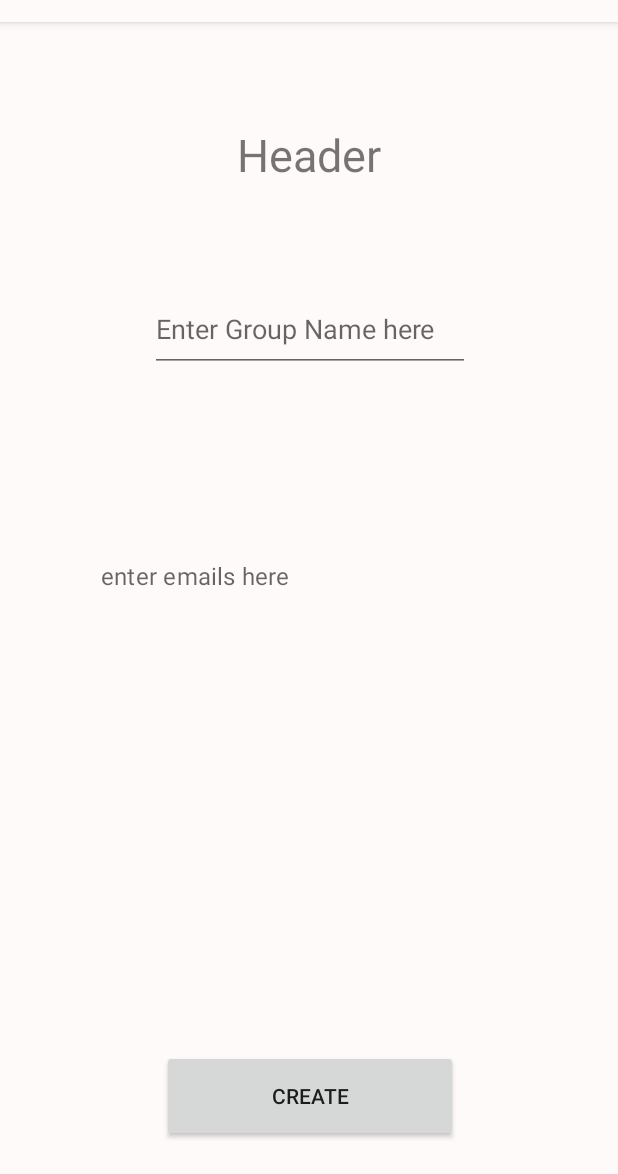
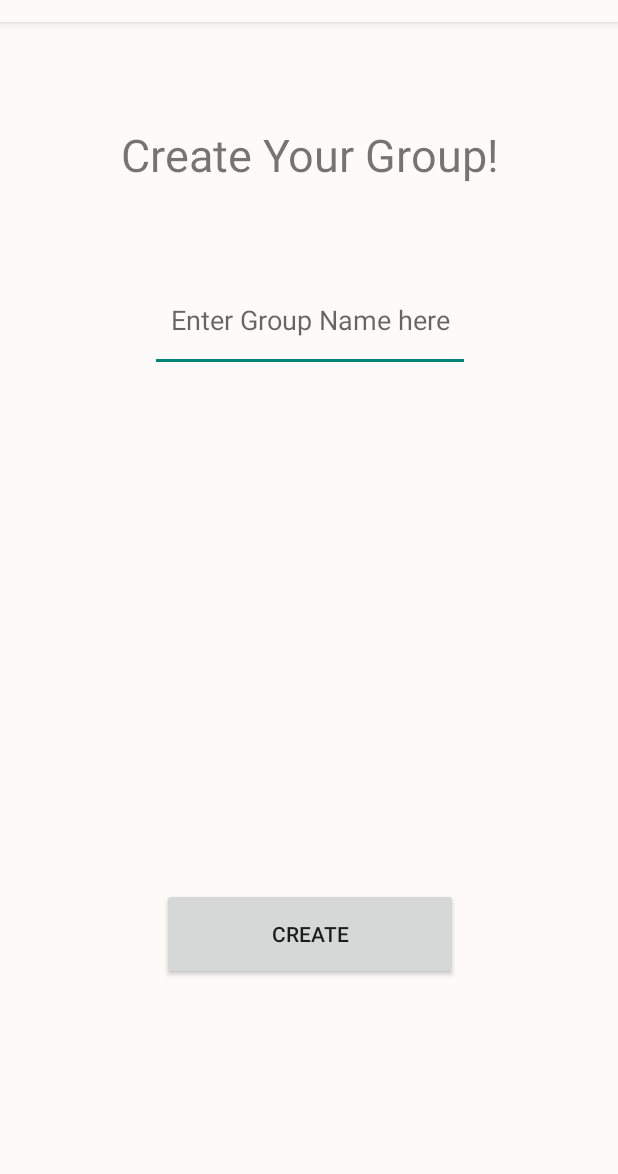
Before and after one commit to Winggo/RidePlanner, an Android app: the CreatingGroups screen opened directly, with no data from a screen before it, on a phone screen of 412 x 824 dp, the part 62-1236 px from its top. Run offline under Robolectric (Android 15) with nearby library versions, the phone set to English and light mode, and no system bars; our stand-ins replace Firebase (no records; nobody signed in at launch, a user with empty details on screens opened directly).

Commit message:
group creation and pushing group/user relations to db

```diff
--- a/app/src/main/java/com/cmps121/rideplanner/CreatingGroups.java
+++ b/app/src/main/java/com/cmps121/rideplanner/CreatingGroups.java
@@ -1,13 +1,112 @@
 package com.cmps121.rideplanner;
 
+import android.support.annotation.NonNull;
 import android.support.v7.app.AppCompatActivity;
 import android.os.Bundle;
+import android.util.Log;
+import android.view.View;
+import android.widget.Button;
+import android.widget.EditText;
+import android.widget.TextView;
+
+import com.google.firebase.auth.FirebaseAuth;
+import com.google.firebase.auth.FirebaseUser;
+import com.google.firebase.database.DataSnapshot;
+import com.google.firebase.database.DatabaseError;
+import com.google.firebase.database.DatabaseReference;
+import com.google.firebase.database.FirebaseDatabase;
+import com.google.firebase.database.GenericTypeIndicator;
+import com.google.firebase.database.Query;
+import com.google.firebase.database.ValueEventListener;
+
+import java.util.ArrayList;
+import java.util.HashMap;
+import java.util.Map;
 
 public class CreatingGroups extends AppCompatActivity {
+
+    FirebaseDatabase db;
+    FirebaseUser user;
+    DatabaseReference dbGroups;
+
+    EditText groupInput;
+    Button createButton;
+    TextView shareTitle;
+    TextView groupCode;
+    TextView shareText;
+
+    String groupName;
+    String userID;
+
+    GenericTypeIndicator<Map<String, Boolean>> genericTypeIndicator;
+    Map<String, Boolean> groups;
 
     @Override
     protected void onCreate(Bundle savedInstanceState) {
         super.onCreate(savedInstanceState);
         setContentView(R.layout.activity_creating_groups);
+        genericTypeIndicator = new GenericTypeIndicator<Map<String, Boolean>>() {};
+
+        db = FirebaseDatabase.getInstance();
+        dbGroups = db.getReference("groups");
+        user = FirebaseAuth.getInstance().getCurrentUser();
+        userID = user.getUid();
+        groups = new HashMap<>();
+
+        groupInput = (EditText) findViewById(R.id.groupField);
+        createButton = (Button) findViewById(R.id.createBtn);
+        shareTitle = (TextView) findViewById(R.id.shareTitle);
+        shareText = (TextView) findViewById(R.id.shareText);
+        groupCode = (TextView) findViewById(R.id.groupCode);
+
+        createButton.setOnClickListener(new View.OnClickListener() {
+            public void onClick(View view) {
+                onCreateBtn(view);
+            }
+        });
+    }
+
+    public void onCreateBtn(View view) {
+        groupName = groupInput.getText().toString();
+        String groupID = dbGroups.push().getKey();
+        groupCode.setText(groupID);
+        Map<String, Boolean> members = new HashMap<>();
+        members.put(userID, true);
+
+        Group group = new Group(groupName, groupID);
+        dbGroups.child(groupID).setValue(group);
+        dbGroups.child(groupID).child("members").setValue(members);
+
+      //  groups = new HashMap<String, Boolean>();
+
+        Query query = FirebaseDatabase.getInstance().getReference("users")
+                .orderByChild("userID")
+                .equalTo(userID);
+
+        ValueEventListener valueEventListener = new ValueEventListener() {
+            @Override
+            public void onDataChange(@NonNull DataSnapshot dataSnapshot) {
+                for (DataSnapshot ds : dataSnapshot.getChildren()) {
+                    if (ds.child("groups").getValue(genericTypeIndicator) != null) {
+                        groups = ds.child("groups").getValue(genericTypeIndicator);
+                    }
+                    groups.put(groupName, true);
+                    ds.getRef().child("groups").setValue(groups);
+                }
+            }
+
+            @Override
+            public void onCancelled(@NonNull DatabaseError databaseError) {
+
+            }
+        };
+
+        query.addListenerForSingleValueEvent(valueEventListener);
+
+        // set all the views as visible and display the group code
+        shareTitle.setVisibility(View.VISIBLE);
+        groupCode.setVisibility(View.VISIBLE);
+        shareText.setVisibility(View.VISIBLE);
+
     }
 }
--- a/app/src/main/java/com/cmps121/rideplanner/MainActivity.java
+++ b/app/src/main/java/com/cmps121/rideplanner/MainActivity.java
@@ -27,7 +27,9 @@ import com.google.firebase.database.Query;
 import com.google.firebase.database.ValueEventListener;
 
 import java.util.Arrays;
+import java.util.HashMap;
 import java.util.List;
+import java.util.Map;
 
 public class MainActivity extends AppCompatActivity {
 
@@ -107,7 +109,9 @@ public class MainActivity extends AppCompatActivity {
                         else {
                             // add the userID to the user database
                             String id = dbUsers.push().getKey();
-                            User dbUser = new User(user.getUid(), user.getDisplayName(), false);
+                            HashMap<String, Boolean> tempMap = new HashMap<>();
+                            //tempMap.put("defaultUserGroup", false);
+                            User dbUser = new User(user.getUid(), user.getDisplayName(), false, tempMap);
                             dbUsers.child(id).setValue(dbUser);
                             Toast.makeText(getApplicationContext(), "Please set up your user profile!", Toast.LENGTH_SHORT).show();
 
--- a/app/src/main/res/layout/activity_creating_groups.xml
+++ b/app/src/main/res/layout/activity_creating_groups.xml
@@ -7,7 +7,7 @@
     tools:context=".CreatingGroups">
 
     <Button
-        android:id="@+id/button4"
+        android:id="@+id/createBtn"
         android:layout_width="197dp"
         android:layout_height="61dp"
         android:layout_marginTop="8dp"
@@ -18,44 +18,24 @@
         app:layout_constraintHorizontal_bias="0.502"
         app:layout_constraintStart_toStartOf="parent"
         app:layout_constraintTop_toTopOf="parent"
-        app:layout_constraintVertical_bias="0.981"
+        app:layout_constraintVertical_bias="0.824"
         tools:text="Create" />
 
-    <EditText
-        android:id="@+id/editText"
-        style="@style/Widget.MaterialComponents.TextInputEditText.FilledBox"
-        android:layout_width="310dp"
-        android:layout_height="183dp"
-        android:layout_marginStart="8dp"
-        android:layout_marginLeft="8dp"
-        android:layout_marginTop="8dp"
-        android:layout_marginEnd="8dp"
-        android:layout_marginRight="8dp"
-        android:layout_marginBottom="136dp"
-        android:ems="10"
-        android:hint="enter emails here"
-        android:inputType="textMultiLine"
-        app:layout_constraintBottom_toBottomOf="parent"
-        app:layout_constraintEnd_toEndOf="parent"
-        app:layout_constraintStart_toStartOf="parent"
-        app:layout_constraintTop_toTopOf="parent"
-        app:layout_constraintVertical_bias="0.596" />
-
     <TextView
-        android:id="@+id/textView3"
+        android:id="@+id/Header"
         android:layout_width="wrap_content"
         android:layout_height="wrap_content"
-        android:text="Header"
+        android:gravity="center_horizontal"
+        android:text="Create Your Group!"
         android:textSize="30sp"
-        app:layout_constraintBottom_toTopOf="@+id/editText3"
+        app:layout_constraintBottom_toTopOf="@+id/groupField"
         app:layout_constraintEnd_toEndOf="parent"
         app:layout_constraintHorizontal_bias="0.5"
         app:layout_constraintStart_toStartOf="parent"
-        app:layout_constraintTop_toTopOf="parent"
-        tools:text="Create Your Group!" />
+        app:layout_constraintTop_toTopOf="parent" />
 
     <EditText
-        android:id="@+id/editText3"
+        android:id="@+id/groupField"
         android:layout_width="wrap_content"
         android:layout_height="57dp"
         android:layout_marginStart="8dp"
@@ -65,6 +45,7 @@
         android:layout_marginRight="8dp"
         android:layout_marginBottom="8dp"
         android:ems="10"
+        android:gravity="center_horizontal"
         android:hint="Enter Group Name here"
         android:inputType="textPersonName"
         app:layout_constraintBottom_toBottomOf="parent"
@@ -74,4 +55,47 @@
         app:layout_constraintTop_toTopOf="parent"
         app:layout_constraintVertical_bias="0.242" />
 
+    <TextView
+        android:id="@+id/groupCode"
+        android:layout_width="276dp"
+        android:layout_height="28dp"
+        android:layout_marginTop="10dp"
+        android:gravity="center_horizontal"
+        android:text="TextView"
+        android:textSize="18sp"
+        android:visibility="gone"
+        android:textIsSelectable="true"
+        app:layout_constraintBottom_toBottomOf="parent"
+        app:layout_constraintEnd_toEndOf="parent"
+        app:layout_constraintHorizontal_bias="0.5"
+        app:layout_constraintStart_toStartOf="parent"
+        app:layout_constraintTop_toBottomOf="@+id/shareTitle"
+        app:layout_constraintTop_toTopOf="parent" />
+
+    <TextView
+        android:id="@+id/shareTitle"
+        android:layout_width="162dp"
+        android:layout_height="33dp"
+        android:text="Your Group Code Is:"
+        android:textSize="18sp"
+        android:visibility="gone"
+        app:layout_constraintBottom_toTopOf="@+id/groupCode"
+        app:layout_constraintEnd_toEndOf="parent"
+        app:layout_constraintHorizontal_bias="0.5"
+        app:layout_constraintStart_toStartOf="parent"
+        app:layout_constraintTop_toBottomOf="@+id/groupField" />
+
+    <TextView
+        android:id="@+id/shareText"
+        android:layout_width="136dp"
+        android:layout_height="59dp"
+        android:layout_marginTop="10dp"
+        android:gravity="center_horizontal"
+        android:text="Share this code with your friends so that they can join!"
+        android:visibility="gone"
+        app:layout_constraintEnd_toEndOf="parent"
+        app:layout_constraintHorizontal_bias="0.5"
+        app:layout_constraintStart_toStartOf="parent"
+        app:layout_constraintTop_toBottomOf="@+id/groupCode" />
+
 </android.support.constraint.ConstraintLayout>
--- a/app/src/main/res/layout/activity_edit_profile.xml
+++ b/app/src/main/res/layout/activity_edit_profile.xml
@@ -2,6 +2,7 @@
 <android.support.constraint.ConstraintLayout xmlns:android="http://schemas.android.com/apk/res/android"
     xmlns:app="http://schemas.android.com/apk/res-auto"
     xmlns:tools="http://schemas.android.com/tools"
+    android:id="@+id/editProfileLayout"
     android:layout_width="match_parent"
     android:layout_height="match_parent"
     tools:context=".EditProfile">
--- a/app/src/main/res/layout/activity_view_all_cars.xml
+++ b/app/src/main/res/layout/activity_view_all_cars.xml
@@ -129,7 +129,7 @@
         app:layout_constraintBottom_toTopOf="@+id/tableLayout"
         app:layout_constraintEnd_toEndOf="parent"
         app:layout_constraintStart_toStartOf="parent"
-        app:layout_constraintTop_toBottomOf="@+id/textView5"
+        app:layout_constraintTop_toBottomOf="@+id/groupCode"
         app:layout_constraintVertical_bias="0.679" />
 
 </android.support.constraint.ConstraintLayout>
```
Also changed, not shown: app/src/main/java/com/cmps121/rideplanner/Group.java (added, +14 -0 lines), app/src/main/java/com/cmps121/rideplanner/User.java (+7 -2 lines).
